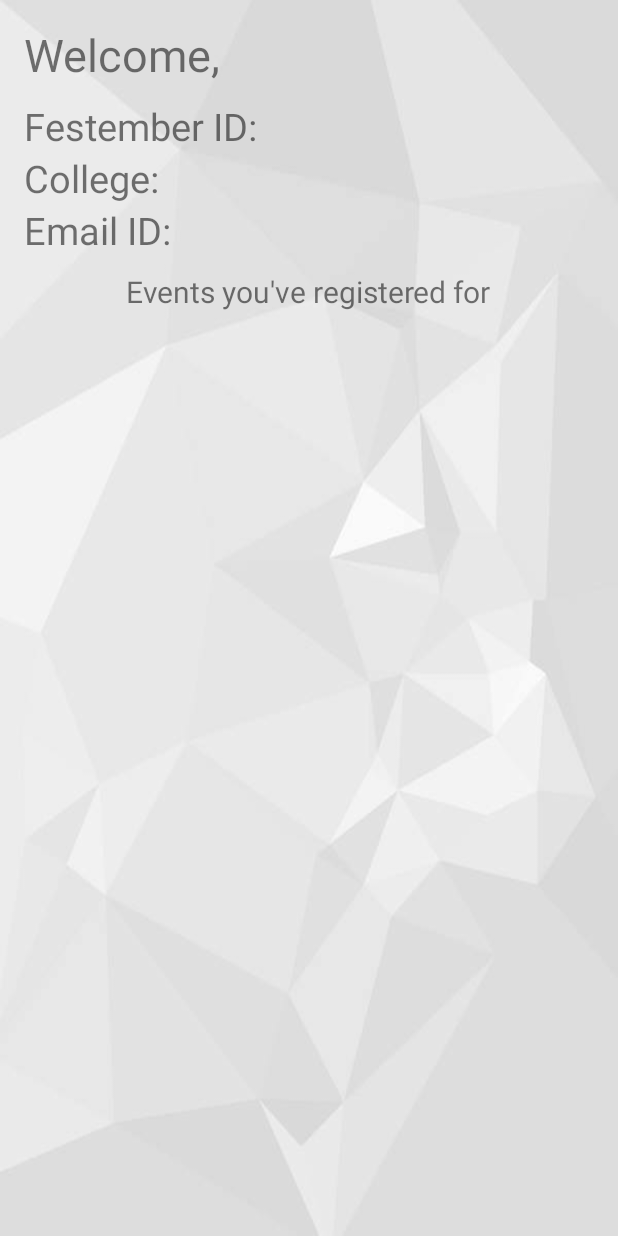
After one commit to KaushikSamba/LogIn, an Android app: the layout activity_profile_page.xml on its own in the app's theme, with its tools: preview values and no code run, on a phone screen of 412 x 824 dp. The commit adds this screen. Run offline under Robolectric (Android 15) with nearby library versions, the phone set to English and light mode, and no system bars.

Commit message:
Profile page included.

```diff
--- a/app/src/main/res/layout/activity_main.xml
+++ b/app/src/main/res/layout/activity_main.xml
@@ -14,6 +14,11 @@
         android:layout_height="wrap_content" />
 -->
 
+    <Button
+        android:layout_width="fill_parent"
+        android:layout_height="wrap_content"
+        android:id="@+id/profilePageButton"
+        />
     <ListView
         android:layout_width="fill_parent"
         android:layout_height="wrap_content"
--- /dev/null
+++ b/app/src/main/res/layout/activity_profile_page.xml
@@ -0,0 +1,64 @@
+<LinearLayout xmlns:android="http://schemas.android.com/apk/res/android"
+    xmlns:tools="http://schemas.android.com/tools"
+    android:layout_width="match_parent"
+    android:layout_height="match_parent"
+    android:paddingBottom="@dimen/activity_vertical_margin"
+    android:paddingLeft="@dimen/activity_horizontal_margin"
+    android:paddingRight="@dimen/activity_horizontal_margin"
+    android:paddingTop="@dimen/activity_vertical_margin"
+    android:background="@drawable/poly_background"
+    android:orientation="vertical"
+    tools:context="com.kaushiksamba.login.ProfilePage">
+
+    <TextView
+        android:id="@+id/welcomeText"
+        android:layout_width="wrap_content"
+        android:layout_height="wrap_content"
+        android:text="Welcome, "
+        android:textSize="30sp" />
+    <TextView
+        android:layout_width="wrap_content"
+        android:layout_height="wrap_content"
+        android:paddingTop="10dp"
+        android:text="Festember ID: "
+        android:textSize="25sp"
+        android:id="@+id/f_id"
+        />
+    <TextView
+        android:layout_width="wrap_content"
+        android:layout_height="wrap_content"
+        android:text="College: "
+        android:textSize="25sp"
+        android:id="@+id/college_name"
+        />
+    <TextView
+        android:layout_width="wrap_content"
+        android:layout_height="wrap_content"
+        android:text="Email ID: "
+        android:textSize="25sp"
+        android:id="@+id/email_id"
+        />
+
+    <!--
+        Name
+        F_id
+        College
+        Email ID
+    -->
+
+    <TextView
+        android:layout_width="wrap_content"
+        android:layout_height="wrap_content"
+        android:layout_gravity="center_horizontal"
+        android:text="Events you've registered for"
+        android:paddingTop="10dp"
+        android:textSize="20sp"
+        />
+    <ListView
+        android:layout_width="fill_parent"
+        android:layout_height="0dp"
+        android:id="@+id/registeredEventsListView"
+        android:layout_weight="1"
+        />
+
+</LinearLayout>
--- a/app/src/main/res/values/colors.xml
+++ b/app/src/main/res/values/colors.xml
@@ -2,4 +2,7 @@
 <resources>
     <color name = "festember_orange">#c7ff6600</color>
     <color name = "festember_orange_deep">#ffff4400</color>
+    <color name="ColorPrimary">#FFFFAA28</color>
+    <color name="ColorPrimaryDark">#00695C</color>
+
 </resources>
--- a/app/src/main/res/values/strings.xml
+++ b/app/src/main/res/values/strings.xml
@@ -5,4 +5,5 @@
     <string name="action_settings">Settings</string>
 
     <string name="facebook_app_id">1481469642176874</string>
+    <string name="title_activity_profile_page">Profile</string>
 </resources>
--- a/app/src/main/res/values/styles.xml
+++ b/app/src/main/res/values/styles.xml
@@ -1,8 +1,10 @@
 <resources>
 
     <!-- Base application theme. -->
-    <style name="AppTheme" parent="Theme.AppCompat.Light.DarkActionBar">
+    <style name="AppTheme" parent="Theme.AppCompat.Light">
         <!-- Customize your theme here. -->
+        <item name="colorPrimary">@color/ColorPrimary</item>
+        <item name="colorPrimaryDark">@color/ColorPrimaryDark</item>
     </style>
 
 </resources>
```
Also changed, not shown: app/src/main/AndroidManifest.xml (+10 -4 lines), app/src/main/java/com/kaushiksamba/login/MainActivity.java (+9 -0 lines), app/src/main/java/com/kaushiksamba/login/ProfilePage.java (added, +70 -0 lines), app/src/main/res/menu/menu_profile_page.xml (added, +17 -0 lines), app/src/main/res/drawable/logout.png (added), app/src/main/res/drawable/qr_code.png (added).
